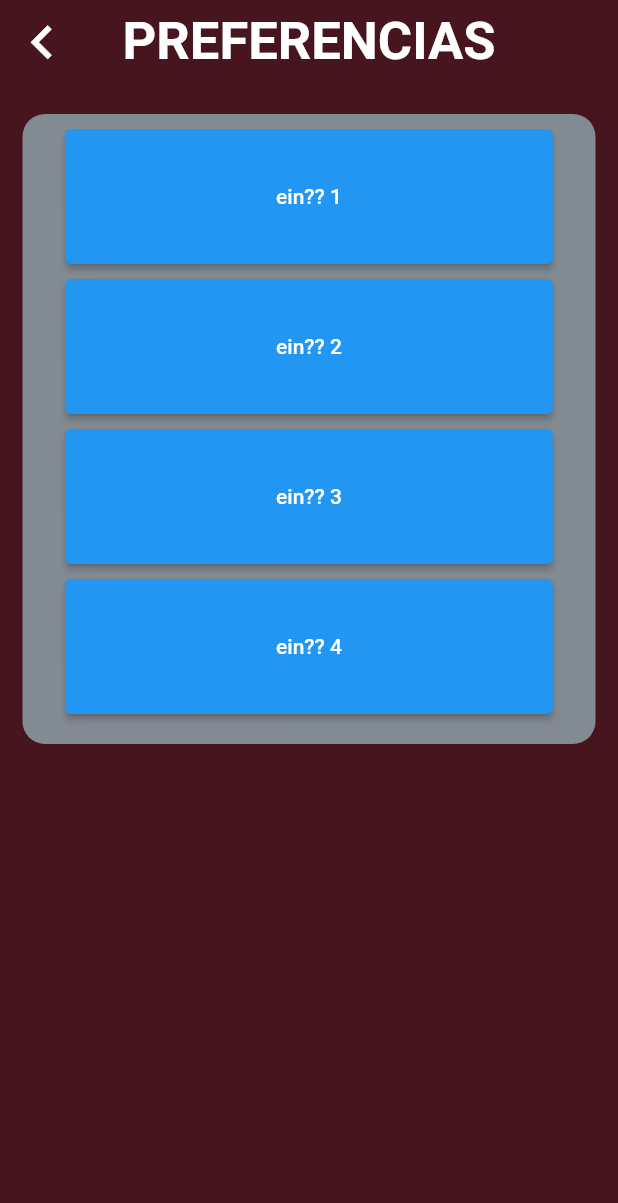
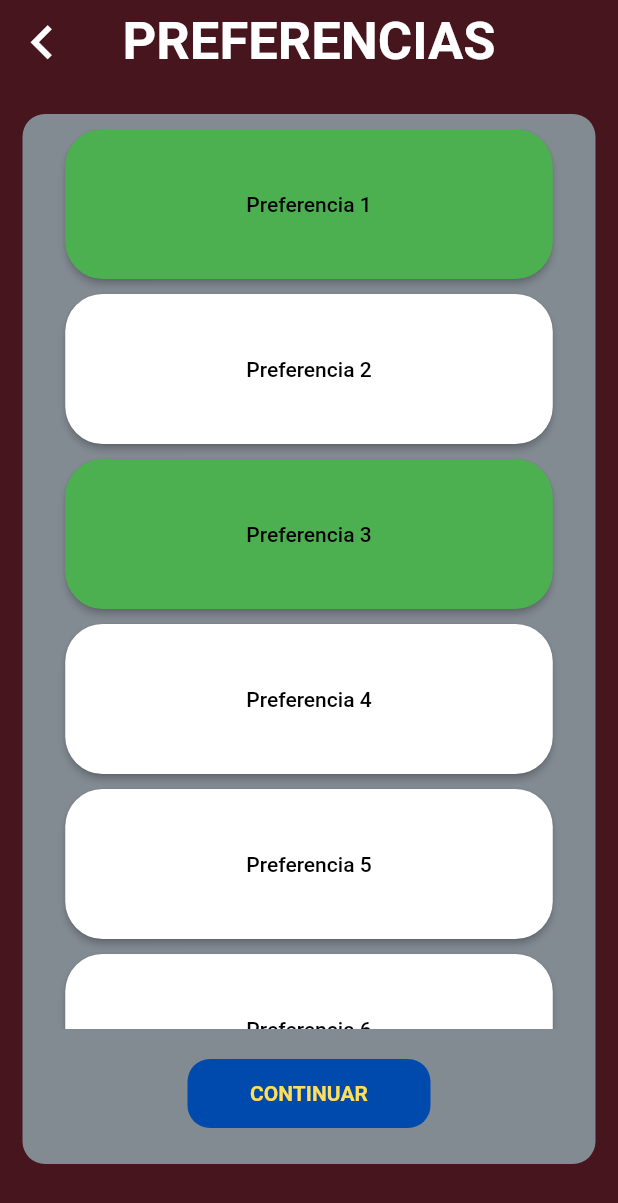
Before and after one commit to ISPP-G8/FindMyFun, a Flutter app: the PreferencesView screen opened by its route, on a phone screen of 412 x 824 dp. Shown: the top 1203 px of the screen. Run offline on Flutter 3.47's test engine with Material 2 defaults, Android fonts, the light colour scheme and no system bars; our stand-ins replace firebase_core; accounts and stored records are empty.

Commit message:
feat: activa/desactiva preferencias seleccionadas

```diff
--- a/lib/views/preferences/preferences_view.dart
+++ b/lib/views/preferences/preferences_view.dart
@@ -1,8 +1,10 @@
 import 'package:findmyfun/services/page_view_service.dart';
 import 'package:findmyfun/themes/themes.dart';
-import 'package:findmyfun/widgets/widgets.dart';
 import 'package:flutter/material.dart';
 import 'package:provider/provider.dart';
+
+import '../../widgets/preferences_container.dart';
+import '../../widgets/submit_button.dart';
 
 class PreferencesView extends StatelessWidget {
   const PreferencesView({Key? key}) : super(key: key);
@@ -34,7 +36,7 @@ class PreferencesView extends StatelessWidget {
               SizedBox(
                 height: 20,
               ),
-              LoginContainer(
+              PreferencesContainer(
                 child: PreferencesColumn(),
               )
             ]
@@ -52,6 +54,8 @@ class PreferencesColumn extends StatefulWidget {
 
 class _PreferencesColumnState extends State<PreferencesColumn> {
 
+  List prefSelec = [0, 2, 7, 8, 13]; //Lista de ejemplo de las preferencias seleccionadas
+
   @override
   Widget build(BuildContext context) {
     return Column(
@@ -60,11 +64,10 @@ class _PreferencesColumnState extends State<PreferencesColumn> {
           height: 10,
         ),
         SizedBox(
-          height: 400,
+          height: 600,
           child: CustomScrollView(
             slivers: <Widget>[
-              SliverFixedExtentList(
-                itemExtent: 100.0,
+              SliverList(
                 delegate: SliverChildBuilderDelegate(
                   (BuildContext context, int index) {
                     return Container(
@@ -78,12 +81,30 @@ class _PreferencesColumnState extends State<PreferencesColumn> {
                               width: 325,
                               child:
                             	  ElevatedButton(
+                                  style: ButtonStyle(
+                                    shape: MaterialStateProperty.all<RoundedRectangleBorder>(RoundedRectangleBorder(
+                                      borderRadius: BorderRadius.circular(25.0)
+                                    )),
+                                    backgroundColor: MaterialStateProperty.all(
+                                      prefSelec.contains(index) ? Colors.green : Colors.white //Si la preferencia se encuentra en la lista se pone en verde
+                                    ),
+                                  ),
                                   onPressed: () {
-                                    ScaffoldMessenger.of(context).showSnackBar(
-                                      SnackBar(content: Text('ein?? $index'))
-                                    );
+                                    setState(() {
+                                      if(prefSelec.contains(index)){ //Si una preferencia seleccionada se presiona, es eliminada de la lista
+                                        prefSelec.remove(index);
+                                        ScaffoldMessenger.of(context).showSnackBar(
+                                          SnackBar(content: Text('Preferencia ${index+1} se ha eliminado de tus preferencias'))
+                                         );
+                                      } else { //Si una preferencia sin seleccionar se presiona, es añadida a la lista
+                                        prefSelec.add(index);
+                                        ScaffoldMessenger.of(context).showSnackBar(
+                                          SnackBar(content: Text('Preferencia ${index+1} se ha añadido a tus preferencias'))
+                                        );
+                                      }
+                                    });
                                   },
-                                  child: Text('ein?? ${index+1}')
+                                  child: Text('Preferencia ${index+1}', style: const TextStyle(color: Colors.black)) //Nombre de la preferencia
                                 ),
                             ),
                         ),
@@ -98,6 +119,7 @@ class _PreferencesColumnState extends State<PreferencesColumn> {
         const SizedBox(
           height: 10,
         ),
+        const SubmitButton(text: 'CONTINUAR') //Botón para volver al perfil y confirmar los cambios
       ],
     );
   }
--- /dev/null
+++ b/lib/widgets/preferences_container.dart
@@ -0,0 +1,21 @@
+import 'package:flutter/material.dart';
+
+class PreferencesContainer extends StatelessWidget {
+  final Widget child;
+  const PreferencesContainer({
+    super.key, required this.child,
+  });
+
+  @override
+  Widget build(BuildContext context) {
+    return Container(
+      width: double.infinity,
+      height: 700,
+      margin: const EdgeInsets.symmetric(horizontal: 15),
+      decoration: BoxDecoration(
+          color: const Color(0xff828a92),
+          borderRadius: BorderRadius.circular(15)),
+      child: child,
+    );
+  }
+}
```
